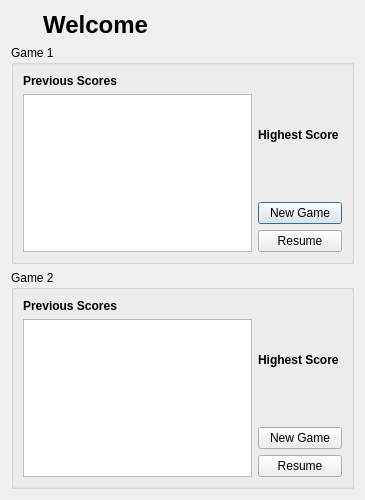
First picture: the form in home.ui, repository billonatafji/EECE435LProject, before the edit.
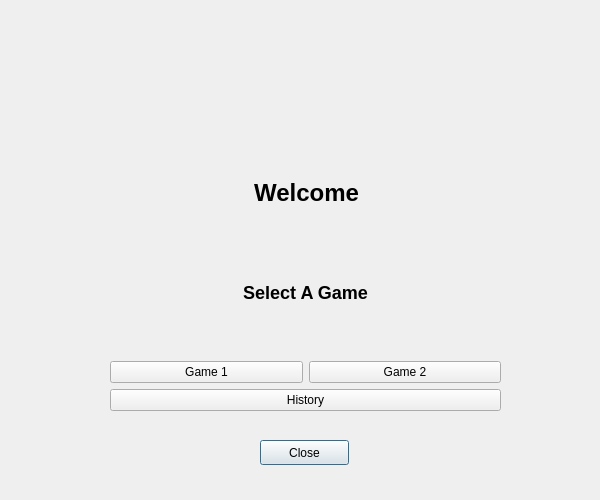
Second picture: the form after the edit.

```diff
--- a/home.ui
+++ b/home.ui
@@ -6,29 +6,83 @@
    <rect>
     <x>0</x>
     <y>0</y>
-    <width>365</width>
+    <width>600</width>
     <height>500</height>
    </rect>
   </property>
   <property name="windowTitle">
    <string>Dialog</string>
   </property>
-  <layout class="QGridLayout" name="gridLayout_3">
-   <item row="0" column="0">
-    <layout class="QHBoxLayout" name="horizontalLayout">
+  <widget class="QPushButton" name="backButton">
+   <property name="geometry">
+    <rect>
+     <x>260</x>
+     <y>440</y>
+     <width>89</width>
+     <height>25</height>
+    </rect>
+   </property>
+   <property name="text">
+    <string>Close</string>
+   </property>
+  </widget>
+  <widget class="QWidget" name="">
+   <property name="geometry">
+    <rect>
+     <x>110</x>
+     <y>230</y>
+     <width>391</width>
+     <height>181</height>
+    </rect>
+   </property>
+   <layout class="QVBoxLayout" name="verticalLayout">
      <item>
-      <widget class="QLabel" name="welcomeLabel">
-       <property name="styleSheet">
-        <string notr="true"/>
-       </property>
+     <widget class="QLabel" name="label">
        <property name="text">
-        <string notr="true">&lt;html&gt;&lt;head/&gt;&lt;body&gt;&lt;p align=&quot;center&quot;&gt;&lt;span style=&quot; font-size:xx-large; font-weight:600;&quot;&gt;Welcome&lt;/span&gt;&lt;/p&gt;&lt;/body&gt;&lt;/html&gt;</string>
+       <string>&lt;h2&gt;Select A Game&lt;/h2&gt;</string>
        </property>
        <property name="alignment">
         <set>Qt::AlignCenter</set>
        </property>
       </widget>
      </item>
+    <item>
+     <layout class="QHBoxLayout" name="horizontalLayout_2">
+      <item>
+       <widget class="QPushButton" name="game1Button">
+        <property name="text">
+         <string>Game 1</string>
+        </property>
+       </widget>
+      </item>
+      <item>
+       <widget class="QPushButton" name="game2Button">
+        <property name="text">
+         <string>Game 2</string>
+        </property>
+       </widget>
+      </item>
+     </layout>
+    </item>
+    <item>
+     <widget class="QPushButton" name="historyButton">
+      <property name="text">
+       <string>History</string>
+      </property>
+     </widget>
+    </item>
+   </layout>
+  </widget>
+  <widget class="QWidget" name="">
+   <property name="geometry">
+    <rect>
+     <x>111</x>
+     <y>71</y>
+     <width>391</width>
+     <height>161</height>
+    </rect>
+   </property>
+   <layout class="QVBoxLayout" name="verticalLayout_2">
      <item>
       <widget class="QLabel" name="profilePictureLabel">
        <property name="text">
@@ -37,113 +91,26 @@
        <property name="scaledContents">
         <bool>false</bool>
        </property>
-      </widget>
-     </item>
-    </layout>
-   </item>
-   <item row="1" column="0">
-    <widget class="QGroupBox" name="groupBox_2">
-     <property name="title">
-      <string>Game 1</string>
-     </property>
-     <layout class="QGridLayout" name="gridLayout">
-      <item row="0" column="0">
-       <layout class="QVBoxLayout" name="verticalLayout_2">
-        <item>
-         <widget class="QLabel" name="previousScoresLabel">
-          <property name="text">
-           <string>&lt;h4&gt;Previous Scores&lt;/h4&gt;</string>
-          </property>
+      <property name="alignment">
+       <set>Qt::AlignCenter</set>
+      </property>
          </widget>
         </item>
         <item>
-         <widget class="QListWidget" name="game1ScoresList"/>
-        </item>
-       </layout>
-      </item>
-      <item row="0" column="1">
-       <layout class="QVBoxLayout" name="verticalLayout">
-        <item>
-         <widget class="QLabel" name="game1HighestScoreLabel">
+     <widget class="QLabel" name="welcomeLabel">
           <property name="styleSheet">
            <string notr="true"/>
           </property>
           <property name="text">
-           <string>&lt;html&gt;&lt;head/&gt;&lt;body&gt;&lt;p align=&quot;center&quot;&gt;&lt;span style=&quot; font-size:medium; font-weight:600;&quot;&gt;Highest Score &lt;/span&gt;&lt;/p&gt;&lt;/body&gt;&lt;/html&gt;</string>
-          </property>
-         </widget>
-        </item>
-        <item>
-         <widget class="QPushButton" name="newGame1Button">
-          <property name="text">
-           <string>New Game</string>
+       <string notr="true">&lt;html&gt;&lt;head/&gt;&lt;body&gt;&lt;p align=&quot;center&quot;&gt;&lt;span style=&quot; font-size:xx-large; font-weight:600;&quot;&gt;Welcome&lt;/span&gt;&lt;/p&gt;&lt;/body&gt;&lt;/html&gt;</string>
+      </property>
+      <property name="alignment">
+       <set>Qt::AlignCenter</set>
           </property>
          </widget>
         </item>
-        <item>
-         <widget class="QPushButton" name="resumeGame1Button">
-          <property name="text">
-           <string>Resume</string>
-          </property>
-         </widget>
-        </item>
-       </layout>
-      </item>
-     </layout>
-    </widget>
-   </item>
-   <item row="2" column="0">
-    <widget class="QGroupBox" name="groupBox_3">
-     <property name="title">
-      <string>Game 2</string>
-     </property>
-     <layout class="QGridLayout" name="gridLayout_2">
-      <item row="0" column="1">
-       <layout class="QVBoxLayout" name="verticalLayout_4">
-        <item>
-         <widget class="QLabel" name="game2HighestScoreLabel">
-          <property name="styleSheet">
-           <string notr="true"/>
-          </property>
-          <property name="text">
-           <string>&lt;html&gt;&lt;head/&gt;&lt;body&gt;&lt;p align=&quot;center&quot;&gt;&lt;span style=&quot; font-size:medium; font-weight:600;&quot;&gt;Highest Score &lt;/span&gt;&lt;/p&gt;&lt;/body&gt;&lt;/html&gt;</string>
-          </property>
-         </widget>
-        </item>
-        <item>
-         <widget class="QPushButton" name="newGameButton_2">
-          <property name="text">
-           <string>New Game</string>
-          </property>
-         </widget>
-        </item>
-        <item>
-         <widget class="QPushButton" name="resumeGame2Button">
-          <property name="text">
-           <string>Resume</string>
-          </property>
-         </widget>
-        </item>
-       </layout>
-      </item>
-      <item row="0" column="0">
-       <layout class="QVBoxLayout" name="verticalLayout_3">
-        <item>
-         <widget class="QLabel" name="previousScoresLabel_2">
-          <property name="text">
-           <string>&lt;h4&gt;Previous Scores&lt;/h4&gt;</string>
-          </property>
-         </widget>
-        </item>
-        <item>
-         <widget class="QListWidget" name="game2ScoresList"/>
-        </item>
-       </layout>
-      </item>
-     </layout>
-    </widget>
-   </item>
-  </layout>
+   </layout>
+  </widget>
  </widget>
  <resources/>
  <connections/>
```
Lines whose indentation alone changed are shown as unchanged.
